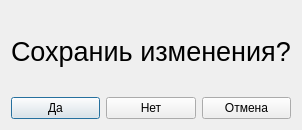
Above: savingchanges.ui from OldBoots/Guillotine_Cutting before the change. Below: the same form after it.
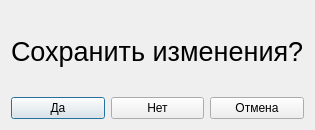
That is the form after the change.

What changed in the file:
```diff
--- a/savingchanges.ui
+++ b/savingchanges.ui
@@ -24,7 +24,7 @@
         </font>
        </property>
        <property name="text">
-        <string>Сохраниь изменения?</string>
+        <string>Сохранить изменения?</string>
        </property>
       </widget>
      </item>
```
